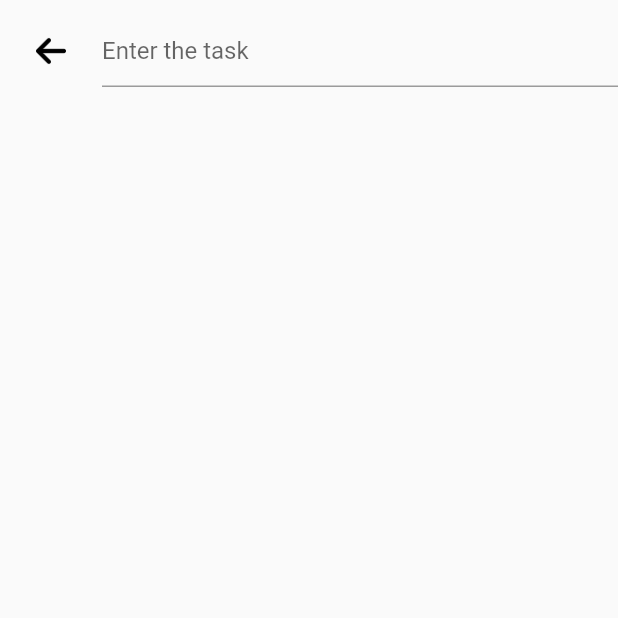
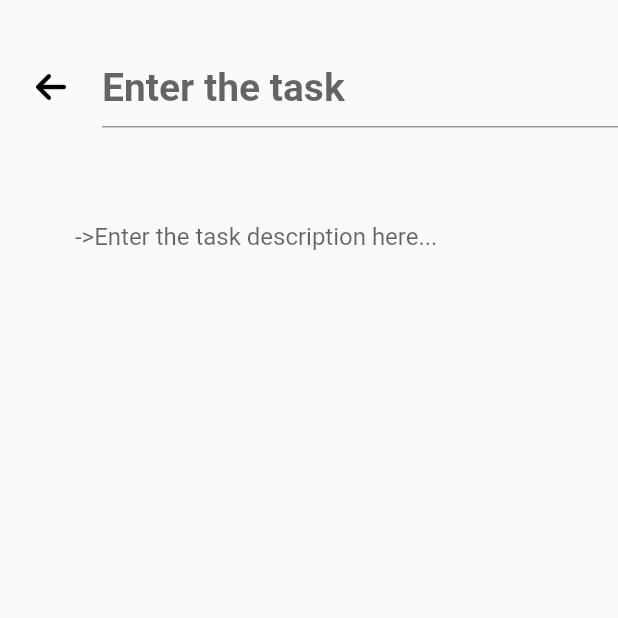
Before and after one commit to Biggo111/ToDo_List_Application, a Flutter app: the TaskPage screen opened directly, on a phone screen of 412 x 824 dp, the top half of it. Run offline on Flutter 3.47's test engine with Material 2 defaults, Android fonts, the phone set to English and light mode, and no system bars.

Commit message:
Edited taskpage

```diff
--- a/todo_app/lib/main.dart
+++ b/todo_app/lib/main.dart
@@ -12,7 +12,7 @@ class MyApp extends StatelessWidget {
     return MaterialApp(
       debugShowCheckedModeBanner: false,
       title: 'Todo application',
-      home: TaskPage(),
+      home: HomePage(),
     );
   }
 }
--- a/todo_app/lib/screens/taskpage.dart
+++ b/todo_app/lib/screens/taskpage.dart
@@ -11,13 +11,23 @@ class TaskPage extends StatelessWidget {
           //color: Colors.red,
           child: Column(
             children: [
-              Row(
+              Padding(
+                padding: EdgeInsets.only(
+                  top: 24.0,
+                  bottom: 6.0,
+                ),
+                child: Row(
                   children: [
-                  Padding(
+                    InkWell(
+                      onTap: (){
+                        Navigator.pop(context);
+                      },
+                      child: Padding(
                         padding: const EdgeInsets.all(24.0),
                         child: Image(
                           image: AssetImage('assets/icon_images/arrow.png'),
                           height: 20.0,
+                        ),
                       ),
                     ),
                     Expanded(
@@ -25,9 +35,24 @@ class TaskPage extends StatelessWidget {
                         decoration: InputDecoration(
                           hintText: 'Enter the task',
                         ),
+                        style: TextStyle(
+                          fontSize: 26.0,
+                          fontWeight: FontWeight.bold,
+                        ),
                       ),
                     ),
                   ],
+                ),
+              ),
+              TextField(
+                decoration: InputDecoration(
+                  hintText: '->Enter the task description here...',
+                  border: InputBorder.none,
+                  contentPadding: EdgeInsets.symmetric(
+                    horizontal: 50.0,
+                    vertical: 50.0,
+                  ),
+                ),
               ),
             ],
           ),
```
Lines whose indentation alone changed are shown as unchanged.
